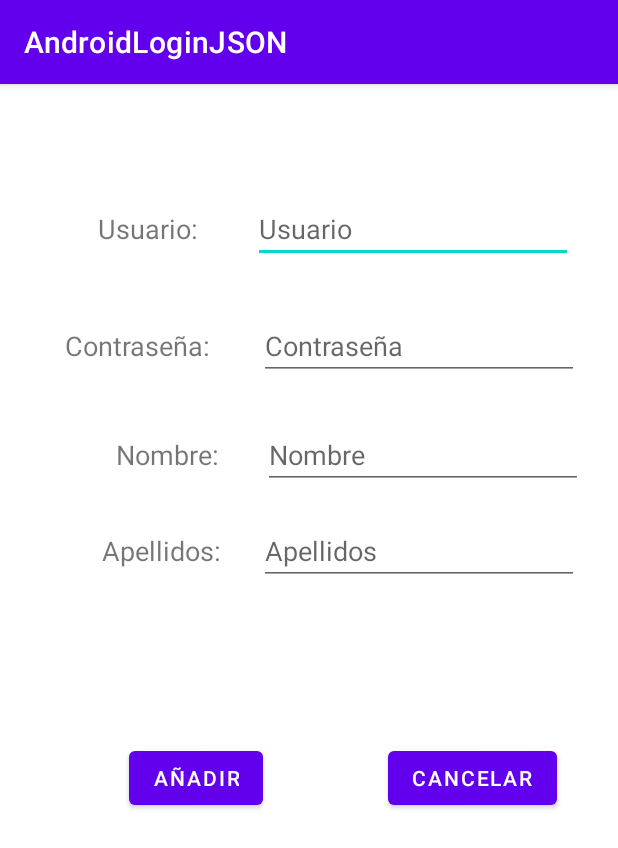
After one commit to michirapper/AndroidLoginJSON, an Android app: the Registro screen opened directly, with no data from a screen before it, on a phone screen of 412 x 824 dp. The commit adds this screen. Shown: the top 848 px of the screen. Run offline under Robolectric (Android 15) with nearby library versions, the phone set to English and light mode, and no system bars.

Commit message:
insertar usuarios

```diff
--- a/app/src/main/AndroidManifest.xml
+++ b/app/src/main/AndroidManifest.xml
@@ -9,6 +9,7 @@
         android:roundIcon="@mipmap/ic_launcher_round"
         android:supportsRtl="true"
         android:theme="@style/Theme.AndroidLoginJSON">
+        <activity android:name=".Registro"></activity>
         <activity android:name=".MainActivity">
             <intent-filter>
                 <action android:name="android.intent.action.MAIN" />
--- /dev/null
+++ b/app/src/main/res/layout/activity_registro.xml
@@ -0,0 +1,126 @@
+<?xml version="1.0" encoding="utf-8"?>
+<androidx.constraintlayout.widget.ConstraintLayout xmlns:android="http://schemas.android.com/apk/res/android"
+    xmlns:app="http://schemas.android.com/apk/res-auto"
+    xmlns:tools="http://schemas.android.com/tools"
+    android:layout_width="match_parent"
+    android:layout_height="match_parent"
+    tools:context=".Registro">
+
+
+    <TextView
+        android:id="@+id/textViewUsuario"
+        android:layout_width="wrap_content"
+        android:layout_height="wrap_content"
+        android:layout_marginTop="84dp"
+        android:layout_marginEnd="32dp"
+        android:text="Usuario: "
+        android:textSize="18sp"
+        app:layout_constraintEnd_toStartOf="@+id/editTextTextUsuario"
+        app:layout_constraintTop_toTopOf="parent" />
+
+    <EditText
+        android:id="@+id/editTextTextUsuario"
+        android:layout_width="wrap_content"
+        android:layout_height="wrap_content"
+        android:layout_marginEnd="30dp"
+        android:ems="10"
+        android:hint="Usuario"
+        android:inputType="textPersonName"
+        app:layout_constraintBottom_toBottomOf="@+id/textViewUsuario"
+        app:layout_constraintEnd_toEndOf="parent"
+        app:layout_constraintTop_toTopOf="@+id/textViewUsuario" />
+
+    <TextView
+        android:id="@+id/textViewContrasena"
+        android:layout_width="wrap_content"
+        android:layout_height="wrap_content"
+        android:layout_marginTop="53dp"
+        android:layout_marginEnd="27dp"
+        android:text="Contraseña: "
+        android:textSize="18sp"
+        app:layout_constraintEnd_toStartOf="@+id/editTextTextContrasena"
+        app:layout_constraintTop_toBottomOf="@+id/textViewUsuario" />
+
+    <EditText
+        android:id="@+id/editTextTextContrasena"
+        android:layout_width="wrap_content"
+        android:layout_height="wrap_content"
+        android:layout_marginEnd="26dp"
+        android:ems="10"
+        android:hint="Contraseña"
+        android:inputType="textPersonName"
+        app:layout_constraintBottom_toBottomOf="@+id/textViewContrasena"
+        app:layout_constraintEnd_toEndOf="parent"
+        app:layout_constraintTop_toTopOf="@+id/textViewContrasena" />
+
+    <TextView
+        android:id="@+id/textViewNombre"
+        android:layout_width="wrap_content"
+        android:layout_height="wrap_content"
+        android:layout_marginTop="48dp"
+        android:layout_marginEnd="29dp"
+        android:text="Nombre:"
+        android:textSize="18sp"
+        app:layout_constraintEnd_toStartOf="@+id/editTextTextNombre"
+        app:layout_constraintTop_toBottomOf="@+id/textViewContrasena" />
+
+    <EditText
+        android:id="@+id/editTextTextNombre"
+        android:layout_width="wrap_content"
+        android:layout_height="wrap_content"
+        android:layout_marginEnd="23dp"
+        android:ems="10"
+        android:hint="Nombre"
+        android:inputType="textPersonName"
+        app:layout_constraintBottom_toBottomOf="@+id/textViewNombre"
+        app:layout_constraintEnd_toEndOf="parent"
+        app:layout_constraintTop_toTopOf="@+id/textViewNombre" />
+
+    <TextView
+        android:id="@+id/textViewApellidos"
+        android:layout_width="wrap_content"
+        android:layout_height="wrap_content"
+        android:layout_marginTop="39dp"
+        android:layout_marginEnd="25dp"
+        android:text="Apellidos:"
+        android:textSize="18sp"
+        app:layout_constraintEnd_toStartOf="@+id/editTextTextApellidos"
+        app:layout_constraintTop_toBottomOf="@+id/textViewNombre" />
+
+    <EditText
+        android:id="@+id/editTextTextApellidos"
+        android:layout_width="wrap_content"
+        android:layout_height="wrap_content"
+        android:layout_marginEnd="26dp"
+        android:ems="10"
+        android:hint="Apellidos"
+        android:inputType="textPersonName"
+        app:layout_constraintBottom_toBottomOf="@+id/textViewApellidos"
+        app:layout_constraintEnd_toEndOf="parent"
+        app:layout_constraintTop_toTopOf="@+id/textViewApellidos" />
+
+    <Button
+        android:id="@+id/btnAnadir"
+        android:layout_width="wrap_content"
+        android:layout_height="wrap_content"
+        android:layout_marginStart="86dp"
+        android:layout_marginTop="115dp"
+        android:text="Añadir"
+        android:onClick="Anadir"
+        app:layout_constraintStart_toStartOf="parent"
+        app:layout_constraintTop_toBottomOf="@+id/textViewApellidos" />
+
+    <Button
+        android:id="@+id/btnCancelar"
+        android:layout_width="wrap_content"
+        android:layout_height="wrap_content"
+        android:layout_marginStart="82dp"
+        android:layout_marginEnd="40dp"
+        android:text="Cancelar"
+        android:onClick="Cancelar"
+        app:layout_constraintBottom_toBottomOf="@+id/btnAnadir"
+        app:layout_constraintEnd_toEndOf="parent"
+        app:layout_constraintStart_toEndOf="@+id/btnAnadir"
+        app:layout_constraintTop_toTopOf="@+id/btnAnadir" />
+
+</androidx.constraintlayout.widget.ConstraintLayout>
```
Also changed, not shown: app/src/main/java/app/com/androidloginjson/MainActivity.kt (+56 -1 lines), app/src/main/java/app/com/androidloginjson/Registro.kt (added, +54 -0 lines), app/src/main/res/layout/activity_main.xml (+27 -5 lines).
